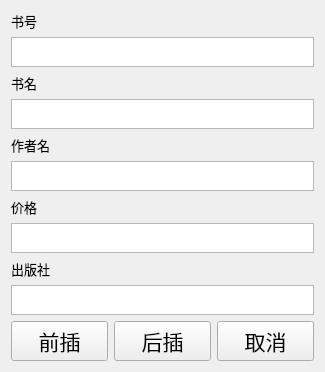
This is Sources/Forms/insertlistsubwindow.ui in gaogao-qwq/Book_Manage_System_QT as Qt 5 draws it before an edit. The edited form follows.
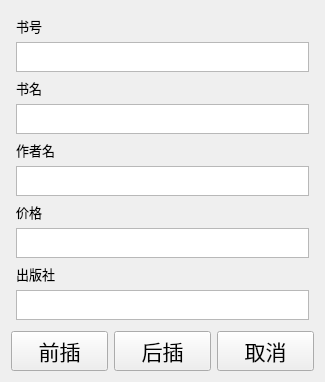
This is the edited form. Icons and pictures are not drawn.

Diff of the .ui file:
```diff
--- a/Sources/Forms/insertlistsubwindow.ui
+++ b/Sources/Forms/insertlistsubwindow.ui
@@ -7,7 +7,7 @@
     <x>0</x>
     <y>0</y>
     <width>325</width>
-    <height>357</height>
+    <height>365</height>
    </rect>
   </property>
   <property name="windowTitle">
@@ -21,6 +21,18 @@
   <layout class="QGridLayout" name="gridLayout">
    <item row="0" column="0">
     <layout class="QVBoxLayout" name="verticalLayout">
+     <property name="leftMargin">
+      <number>5</number>
+     </property>
+     <property name="topMargin">
+      <number>5</number>
+     </property>
+     <property name="rightMargin">
+      <number>5</number>
+     </property>
+     <property name="bottomMargin">
+      <number>5</number>
+     </property>
      <item>
       <widget class="QLabel" name="ISBNLabel">
        <property name="font">
```
Left out of the diff: 10 changed lines with no effect on the pictures.
